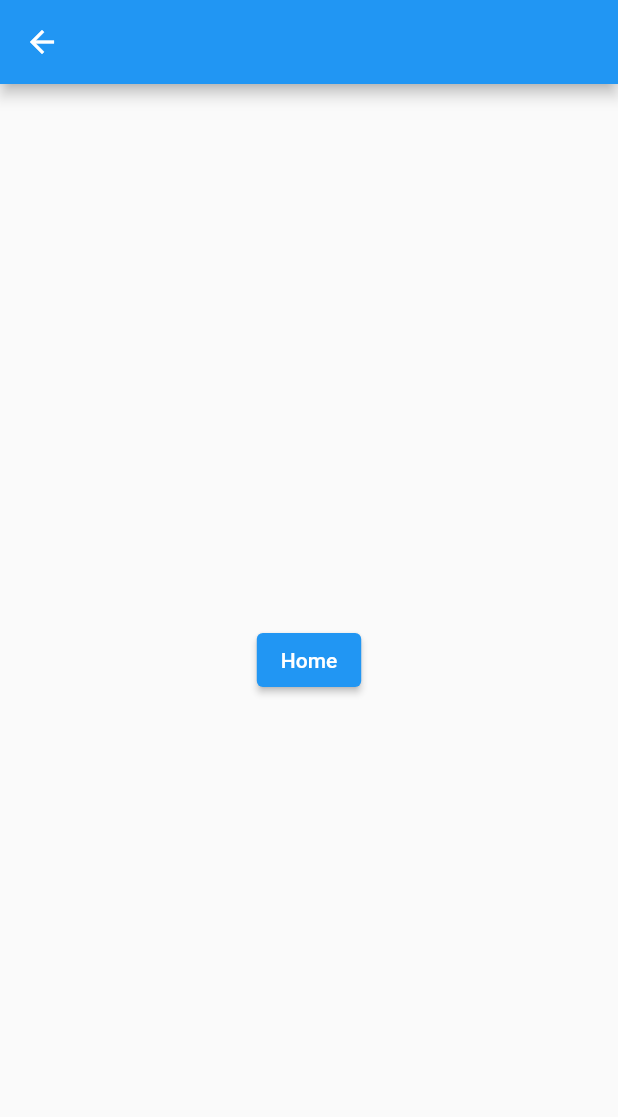
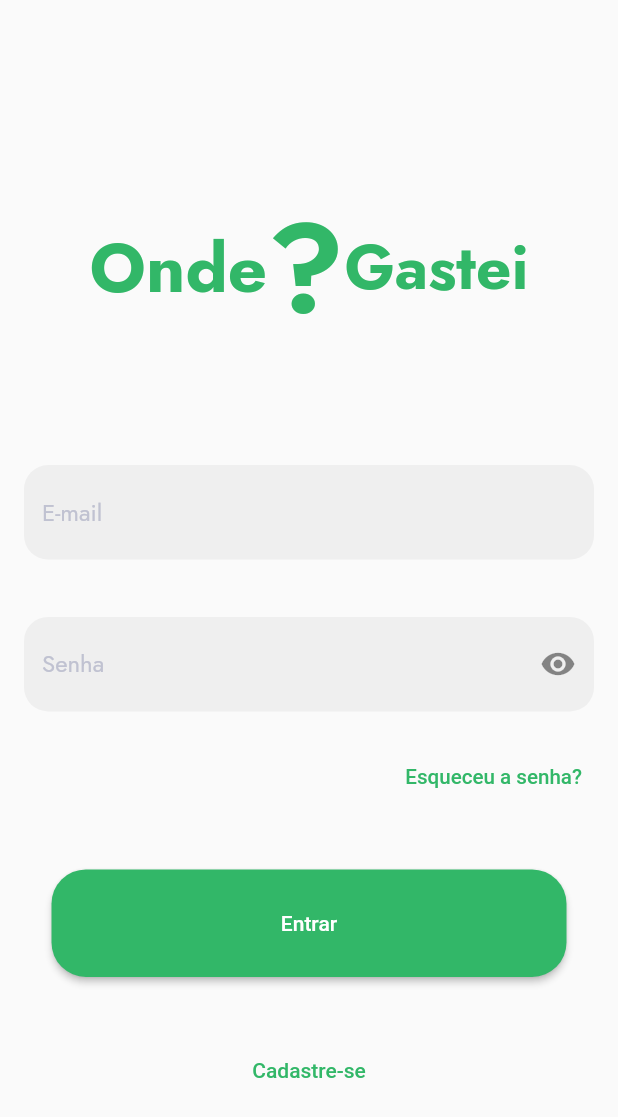
Before and after one commit to luisgustavoo/onde-gastei-app, a Flutter app: the screen it shows after launch, on a phone screen of 412 x 824 dp. Shown: the top 1117 px of the screen. Run offline on Flutter 3.47's test engine with Material 2 defaults, Android fonts, the phone set to English and light mode, and no system bars; our stand-ins replace flutter_screenutil, flutter_secure_storage, google_fonts, shared_preferences.

Commit message:
Criando tela de Login

```diff
--- a/lib/app/app.dart
+++ b/lib/app/app.dart
@@ -1,12 +1,14 @@
 import 'package:flutter/material.dart';
+import 'package:flutter/services.dart';
 import 'package:flutter_screenutil/flutter_screenutil.dart';
 import 'package:onde_gastei_app/app/core/local_storages/flutter_secure_storage_local_storage_impl.dart';
 import 'package:onde_gastei_app/app/core/local_storages/shared_preferences_local_storage_impl.dart';
 import 'package:onde_gastei_app/app/core/ui/ui_config.dart';
+import 'package:onde_gastei_app/app/modules/auth/controllers/auth_controller.dart';
+import 'package:onde_gastei_app/app/modules/auth/page/login_page.dart';
+import 'package:onde_gastei_app/app/modules/auth/page/register_page.dart';
 import 'package:onde_gastei_app/app/modules/home/controllers/home_controller.dart';
 import 'package:onde_gastei_app/app/modules/home/page/home_page.dart';
-import 'package:onde_gastei_app/app/modules/login/controllers/login_controller.dart';
-import 'package:onde_gastei_app/app/modules/login/page/login_page.dart';
 import 'package:onde_gastei_app/app/modules/splash/splash_page.dart';
 import 'package:provider/provider.dart';
 
@@ -20,6 +22,13 @@ class App extends StatefulWidget {
 class _AppState extends State<App> {
   @override
   Widget build(BuildContext context) {
+    SystemChrome.setSystemUIOverlayStyle(
+      const SystemUiOverlayStyle(
+        statusBarIconBrightness: Brightness.dark,
+        statusBarColor: Colors.transparent,
+      ),
+    );
+
     return ScreenUtilInit(
       builder: () => MultiProvider(
         providers: [
@@ -30,9 +39,9 @@ class _AppState extends State<App> {
             create: (_) => FlutterSecureStorageLocalStorageImpl(),
           ),
           ChangeNotifierProvider(
-            create: (context) => LoginController(
-                localStorage:
-                    context.read<SharedPreferencesLocalStorageImpl>()),
+            create: (context) => AuthController(
+              localStorage: context.read<SharedPreferencesLocalStorageImpl>(),
+            ),
           ),
           ChangeNotifierProvider(
             create: (context) => HomeController(),
@@ -44,14 +53,13 @@ class _AppState extends State<App> {
           theme: UiConfig.theme,
           routes: {
             SplashPage.router: (context) => SplashPage(
-                  loginController: context.read<LoginController>(),
+                  authController: context.read<AuthController>(),
                 ),
-            LoginPage.router: (context) => LoginPage(
-                  loginController: context.read<LoginController>(),
-                ),
+            LoginPage.router: (context) => const LoginPage(),
             HomePage.router: (context) => HomePage(
                   homeController: context.read<HomeController>(),
                 ),
+            RegisterPage.router: (context) => const RegisterPage(),
           },
         ),
       ),
--- /dev/null
+++ b/lib/app/core/ui/logo.dart
@@ -0,0 +1,40 @@
+import 'package:flutter/material.dart';
+import 'package:onde_gastei_app/app/core/ui/extensions/size_screen_extension.dart';
+import 'package:onde_gastei_app/app/core/ui/extensions/theme_extension.dart';
+
+class Logo extends StatelessWidget {
+  const Logo({Key? key}) : super(key: key);
+
+  @override
+  Widget build(BuildContext context) {
+    return Row(
+      mainAxisAlignment: MainAxisAlignment.center,
+      children: [
+        Text(
+          'Onde',
+          style: TextStyle(
+            fontSize: 40.sp,
+            color: context.primaryColor,
+            fontWeight: FontWeight.bold,
+          ),
+        ),
+        Text(
+          '?',
+          style: TextStyle(
+            fontSize: 72.sp,
+            color: context.primaryColor,
+            fontWeight: FontWeight.bold,
+          ),
+        ),
+        Text(
+          'Gastei',
+          style: TextStyle(
+            fontSize: 36.sp,
+            color: context.primaryColor,
+            fontWeight: FontWeight.bold,
+          ),
+        ),
+      ],
+    );
+  }
+}
--- /dev/null
+++ b/lib/app/core/ui/onde_gastei_material_color.dart
@@ -0,0 +1,19 @@
+import 'package:flutter/material.dart';
+
+class OndeGasteiMaterialColor {
+  static MaterialColor get primarySwatch => MaterialColor(
+        0xFF32B768,
+        <int, Color>{
+          50: const Color(0xFF32B768).withAlpha(50),
+          100: const Color(0xFF32B768).withAlpha(100),
+          200: const Color(0xFF32B768).withAlpha(200),
+          300: const Color(0xFF32B768).withAlpha(300),
+          400: const Color(0xFF32B768).withAlpha(400),
+          500: const Color(0xFF32B768).withAlpha(500),
+          600: const Color(0xFF32B768).withAlpha(600),
+          700: const Color(0xFF32B768).withAlpha(700),
+          800: const Color(0xFF32B768).withAlpha(800),
+          900: const Color(0xFF32B768).withAlpha(900),
+        },
+      );
+}
--- a/lib/app/core/ui/ui_config.dart
+++ b/lib/app/core/ui/ui_config.dart
@@ -2,6 +2,7 @@ import 'package:flutter/cupertino.dart';
 import 'package:flutter/material.dart';
 import 'package:flutter/services.dart';
 import 'package:google_fonts/google_fonts.dart';
+import 'package:onde_gastei_app/app/core/ui/onde_gastei_material_color.dart';
 
 class UiConfig {
   UiConfig._();
@@ -12,19 +13,46 @@ class UiConfig {
         appBarTheme: const AppBarTheme(
           systemOverlayStyle: SystemUiOverlayStyle(
             statusBarColor: Colors.transparent,
-            statusBarIconBrightness: Brightness.dark,
+            statusBarIconBrightness: Brightness.light,
+
           ),
         ),
         primaryColor: const Color(0xFF32B768),
         primaryColorDark: const Color(0xff278F51),
         primaryColorLight: const Color(0xffDAF2E4),
+        primarySwatch: OndeGasteiMaterialColor.primarySwatch,
         textTheme: TextTheme(
           bodyText2: GoogleFonts.jost(
+            color: const Color(0xFF585666),
+          ),
+          subtitle1: GoogleFonts.jost(
             color: const Color(0xFF585666),
           ),
         ),
         colorScheme: ColorScheme.fromSwatch().copyWith(
           secondary: const Color(0xFF32B768),
+          primary: const Color(0xFF32B768),
+        ),
+        textSelectionTheme: TextSelectionThemeData(
+          cursorColor: const Color(0xFF32B768),
+          selectionColor: const Color(0xFF32B768).withAlpha(50),
+          selectionHandleColor: const Color(0xFF32B768),
+        ),
+        inputDecorationTheme: InputDecorationTheme(
+          hintStyle: const TextStyle(
+            color: Color(0xFFC0C2D1),
+          ),
+          floatingLabelBehavior: FloatingLabelBehavior.never,
+          fillColor: const Color(0xFFEFEFEF),
+          filled: true,
+          labelStyle: const TextStyle(
+            color: Color(0xFFC0C2D1),
+            fontSize: 12,
+          ),
+          border: OutlineInputBorder(
+            borderRadius: BorderRadius.circular(16),
+            borderSide: BorderSide.none,
+          ),
         ),
       );
 }
--- /dev/null
+++ b/lib/app/core/ui/widgets/onde_gastei_button.dart
@@ -0,0 +1,54 @@
+import 'package:flutter/material.dart';
+import 'package:onde_gastei_app/app/core/ui/extensions/size_screen_extension.dart';
+import 'package:onde_gastei_app/app/core/ui/extensions/theme_extension.dart';
+
+class OndeGasteiButton extends StatelessWidget {
+  const OndeGasteiButton(
+    Widget child, {
+    double width = 300,
+    double height = 60,
+    double borderRadius = 20,
+    Color? color,
+    VoidCallback? onPressed,
+    Key? key,
+  })  : _child = child,
+        _height = height,
+        _width = width,
+        _color = color,
+        _borderRadius = borderRadius,
+        _onPressed = onPressed,
+        super(key: key);
+
+  final Widget _child;
+  final double _height;
+  final double _width;
+  final double _borderRadius;
+  final Color? _color;
+  final VoidCallback? _onPressed;
+
+  @override
+  Widget build(BuildContext context) {
+    return ElevatedButton(
+      style: ButtonStyle(
+        fixedSize: MaterialStateProperty.all<Size>(
+          Size(_width.w, _height.h),
+        ),
+        shape: MaterialStateProperty.all<RoundedRectangleBorder>(
+          RoundedRectangleBorder(
+            borderRadius: BorderRadius.circular(_borderRadius.r),
+          ),
+        ),
+        backgroundColor: MaterialStateProperty.resolveWith<Color>(
+          (states) {
+            if (states.contains(MaterialState.pressed)) {
+              return context.primaryColor.withOpacity(0.5);
+            }
+            return _color ?? context.primaryColor;
+          },
+        ),
+      ),
+      onPressed: _onPressed,
+      child: _child,
+    );
+  }
+}
--- /dev/null
+++ b/lib/app/core/ui/widgets/onde_gastei_text_form.dart
@@ -0,0 +1,48 @@
+import 'package:flutter/material.dart';
+
+class OndeGasteiTextForm extends StatelessWidget {
+  OndeGasteiTextForm(
+      {required this.label,
+      this.controller,
+      this.validator,
+      this.obscureText = false,
+      this.suffixIcon,
+      Key? key})
+      : _obscureTextNotifier = ValueNotifier<bool>(obscureText),
+        assert(!(obscureText == true && suffixIcon != null),
+            'obscureText não pode ser adicionado junto com o suffixIcon'),
+        super(key: key);
+
+  final String label;
+  final TextEditingController? controller;
+  final FormFieldValidator<String>? validator;
+  final bool obscureText;
+  final IconButton? suffixIcon;
+  final ValueNotifier<bool> _obscureTextNotifier;
+
+  @override
+  Widget build(BuildContext context) {
+    return ValueListenableBuilder<bool>(
+      valueListenable: _obscureTextNotifier,
+      builder: (context, value, child) {
+        return TextFormField(
+          obscureText: value,
+          controller: controller,
+          validator: validator,
+          decoration: InputDecoration(
+            hintText: label,
+            suffixIcon: obscureText
+                ? IconButton(
+                    onPressed: () {
+                      _obscureTextNotifier.value = !_obscureTextNotifier.value;
+                    },
+                    icon: Icon(value ? Icons.visibility : Icons.visibility_off),
+                    splashRadius: 10,
+                  )
+                : suffixIcon,
+          ),
+        );
+      },
+    );
+  }
+}
--- a/lib/app/models/user_model.dart
+++ b/lib/app/models/user_model.dart
@@ -1,12 +1,27 @@
 class UserModel {
-  UserModel({required this.id, required this.name, required this.email});
+  UserModel({
+    required this.id,
+    required this.name,
+    required this.email,
+  });
 
-  UserModel.empty()
-      : id = 0,
-        name = '',
-        email = '';
+  factory UserModel.fromMap(Map<String, dynamic> map) {
+    return UserModel(
+      id: map['id'] as int,
+      name: map['name'] as String,
+      email: map['email'] as String,
+    );
+  }
 
   final int id;
-  final String name;
+  String name;
   final String email;
+
+  Map<String, dynamic> toMap() {
+    return <String, dynamic>{
+      'id': id,
+      'name': name,
+      'email': email,
+    };
+  }
 }
--- /dev/null
+++ b/lib/app/modules/auth/controllers/auth_controller.dart
@@ -0,0 +1,18 @@
+import 'package:flutter/foundation.dart';
+import 'package:onde_gastei_app/app/core/local_storages/shared_preferences_local_storage_impl.dart';
+
+class AuthController extends ChangeNotifier {
+  AuthController({required SharedPreferencesLocalStorageImpl localStorage})
+      : _localStorage = localStorage;
+
+  final SharedPreferencesLocalStorageImpl _localStorage;
+
+  Future<bool> isLogged() async {
+    final user = await _localStorage.read<String>('user');
+    if (user != null) {
+      return true;
+    } else {
+      return false;
+    }
+  }
+}
--- /dev/null
+++ b/lib/app/modules/auth/page/login_page.dart
@@ -0,0 +1,126 @@
+import 'package:flutter/material.dart';
+import 'package:onde_gastei_app/app/core/ui/extensions/size_screen_extension.dart';
+import 'package:onde_gastei_app/app/core/ui/logo.dart';
+import 'package:onde_gastei_app/app/core/ui/widgets/onde_gastei_button.dart';
+import 'package:onde_gastei_app/app/core/ui/widgets/onde_gastei_text_form.dart';
+
+class LoginPage extends StatefulWidget {
+  const LoginPage({Key? key}) : super(key: key);
+
+  static const router = '/login';
+
+  @override
+  _LoginPageState createState() => _LoginPageState();
+}
+
+class _LoginPageState extends State<LoginPage> {
+  @override
+  Widget build(BuildContext context) {
+    return Scaffold(
+      body: ListView(
+        children: [
+          Padding(
+            padding: const EdgeInsets.symmetric(horizontal: 16),
+            child: Column(
+              children: [
+                SizedBox(
+                  height: 100.h,
+                ),
+                const Logo(),
+                SizedBox(
+                  height: 60.h,
+                ),
+                const BuildLoginForm(),
+              ],
+            ),
+          )
+        ],
+      ),
+    );
+  }
+}
+
+class BuildLoginForm extends StatefulWidget {
+  const BuildLoginForm({Key? key}) : super(key: key);
+
+  @override
+  _BuildLoginFormState createState() => _BuildLoginFormState();
+}
+
+class _BuildLoginFormState extends State<BuildLoginForm> {
+  final _formKey = GlobalKey<FormState>();
+
+  @override
+  Widget build(BuildContext context) {
+    return Form(
+      key: _formKey,
+      child: Column(
+        children: [
+          OndeGasteiTextForm(
+            label: 'E-mail',
+            validator: (value) {
+              if (value != null) {
+                if (value.isEmpty) {
+                  return 'Informe o email';
+                }
+              }
+            },
+          ),
+          SizedBox(
+            height: 32.h,
+          ),
+          OndeGasteiTextForm(
+            label: 'Senha',
+            obscureText: true,
+            validator: (value) {
+              if (value != null) {
+                if (value.isEmpty) {
+                  return 'Informe a senha';
+                }
+                if (value.length < 4) {
+                  return 'A senha deve no mínimo 4 caracteres';
+                }
+              }
+            },
+          ),
+          SizedBox(
+            height: 16.h,
+          ),
+          Row(
+            mainAxisAlignment: MainAxisAlignment.end,
+            children: [
+              TextButton(
+                onPressed: () {},
+                child: Text(
+                  'Esqueceu a senha?',
+                  style: TextStyle(fontSize: 12.sp),
+                ),
+              ),
+            ],
+          ),
+          SizedBox(
+            height: 32.h,
+          ),
+          OndeGasteiButton(
+            const Text(
+              'Entrar',
+              style: TextStyle(
+                color: Colors.white,
+              ),
+            ),
+            onPressed: () {},
+          ),
+          SizedBox(
+            height: 32.h,
+          ),
+          TextButton(
+            onPressed: () {
+              Navigator.of(context).pushNamed('/register');
+            },
+            child: const Text('Cadastre-se'),
+          ),
+        ],
+      ),
+    );
+  }
+}
--- /dev/null
+++ b/lib/app/modules/auth/page/register_page.dart
@@ -0,0 +1,22 @@
+import 'package:flutter/material.dart';
+
+class RegisterPage extends StatefulWidget {
+  const RegisterPage({Key? key}) : super(key: key);
+
+  static const String router = '/register';
+
+  @override
+  _RegisterPageState createState() => _RegisterPageState();
+}
+
+class _RegisterPageState extends State<RegisterPage> {
+  @override
+  Widget build(BuildContext context) {
+    return Scaffold(
+      appBar: AppBar(
+        title: const Text('RegisterPage'),
+      ),
+      body: Container(),
+    );
+  }
+}
--- /dev/null
+++ b/lib/app/modules/auth/repositories/auth_repository.dart
@@ -0,0 +1,3 @@
+class AuthRepository {
+
+}
--- /dev/null
+++ b/lib/app/modules/auth/services/auth_service.dart
@@ -0,0 +1,3 @@
+class AuthService {
+
+}
--- a/lib/app/modules/home/page/home_page.dart
+++ b/lib/app/modules/home/page/home_page.dart
@@ -13,6 +13,9 @@ class HomePage extends StatefulWidget {
 }
 
 class _HomePageState extends State<HomePage> {
+
+
+
   @override
   Widget build(BuildContext context) {
     return Scaffold(
--- /dev/null
+++ b/lib/app/modules/home/repositories/home_repository.dart
@@ -0,0 +1,3 @@
+class HomeRepository {
+
+}
--- a/lib/app/modules/login/controllers/login_controller.dart
+++ /dev/null
@@ -1,13 +0,0 @@
-import 'package:flutter/foundation.dart';
-import 'package:onde_gastei_app/app/core/local_storages/shared_preferences_local_storage_impl.dart';
-
-class LoginController extends ChangeNotifier {
-  LoginController({required this.localStorage});
-
-  SharedPreferencesLocalStorageImpl localStorage;
-
-  Future<bool> isLogged() async {
-    await Future<void>.delayed(const Duration(seconds: 2));
-    return true;
-  }
-}
--- a/lib/app/modules/login/page/login_page.dart
+++ /dev/null
@@ -1,30 +0,0 @@
-import 'package:flutter/material.dart';
-import 'package:onde_gastei_app/app/modules/login/controllers/login_controller.dart';
-
-class LoginPage extends StatefulWidget {
-  const LoginPage({required this.loginController, Key? key}) : super(key: key);
-
-  static const router = '/login';
-
-  final LoginController loginController;
-
-  @override
-  _LoginPageState createState() => _LoginPageState();
-}
-
-class _LoginPageState extends State<LoginPage> {
-  @override
-  Widget build(BuildContext context) {
-    return Scaffold(
-      appBar: AppBar(),
-      body: Center(
-        child: ElevatedButton(
-          onPressed: () {
-            Navigator.of(context).pushNamed('/home');
-          },
-          child: const Text('Home'),
-        ),
-      ),
-    );
-  }
-}
--- a/lib/app/modules/login/repositories/login_repository.dart
+++ /dev/null
@@ -1,3 +0,0 @@
-class LoginRepository {
-
-}
--- a/lib/app/modules/login/services/login_service.dart
+++ /dev/null
@@ -1,3 +0,0 @@
-class LoginService {
-
-}
--- a/lib/app/modules/splash/splash_page.dart
+++ b/lib/app/modules/splash/splash_page.dart
@@ -1,14 +1,13 @@
 import 'package:flutter/material.dart';
-import 'package:onde_gastei_app/app/core/ui/extensions/size_screen_extension.dart';
-import 'package:onde_gastei_app/app/core/ui/extensions/theme_extension.dart';
-import 'package:onde_gastei_app/app/modules/login/controllers/login_controller.dart';
+import 'package:onde_gastei_app/app/core/ui/logo.dart';
+import 'package:onde_gastei_app/app/modules/auth/controllers/auth_controller.dart';
 
 class SplashPage extends StatefulWidget {
-  const SplashPage({required this.loginController, Key? key}) : super(key: key);
+  const SplashPage({required this.authController, Key? key}) : super(key: key);
 
   static const router = '/splash';
 
-  final LoginController loginController;
+  final AuthController authController;
 
   @override
   _SplashPageState createState() => _SplashPageState();
@@ -18,46 +17,21 @@ class _SplashPageState extends State<SplashPage> {
   @override
   void initState() {
     super.initState();
-    Future<void>.delayed(
-      const Duration(seconds: 2),
-    ).whenComplete(
-      () => Navigator.of(context).pushNamed('/login'),
-    );
+    WidgetsBinding.instance?.addPostFrameCallback((_) async {
+      await Future<void>.delayed(const Duration(seconds: 2));
+      if (await widget.authController.isLogged()) {
+        await Navigator.of(context).pushReplacementNamed('/home');
+      } else {
+        await Navigator.of(context).pushReplacementNamed('/login');
+      }
+    });
   }
 
   @override
   Widget build(BuildContext context) {
-    return Scaffold(
+    return const Scaffold(
       body: Center(
-        child: Row(
-          mainAxisAlignment: MainAxisAlignment.center,
-          children: [
-            Text(
-              'Onde',
-              style: TextStyle(
-                fontSize: 36.sp,
-                color: context.primaryColor,
-                fontWeight: FontWeight.bold,
-              ),
-            ),
-            Text(
-              '?',
-              style: TextStyle(
-                fontSize: 72.sp,
-                color: context.primaryColor,
-                fontWeight: FontWeight.bold,
-              ),
-            ),
-            Text(
-              'Gastei',
-              style: TextStyle(
-                fontSize: 36.sp,
-                color: context.primaryColor,
-                fontWeight: FontWeight.bold,
-              ),
-            ),
-          ],
-        ),
+        child: Logo(),
       ),
     );
   }
```
